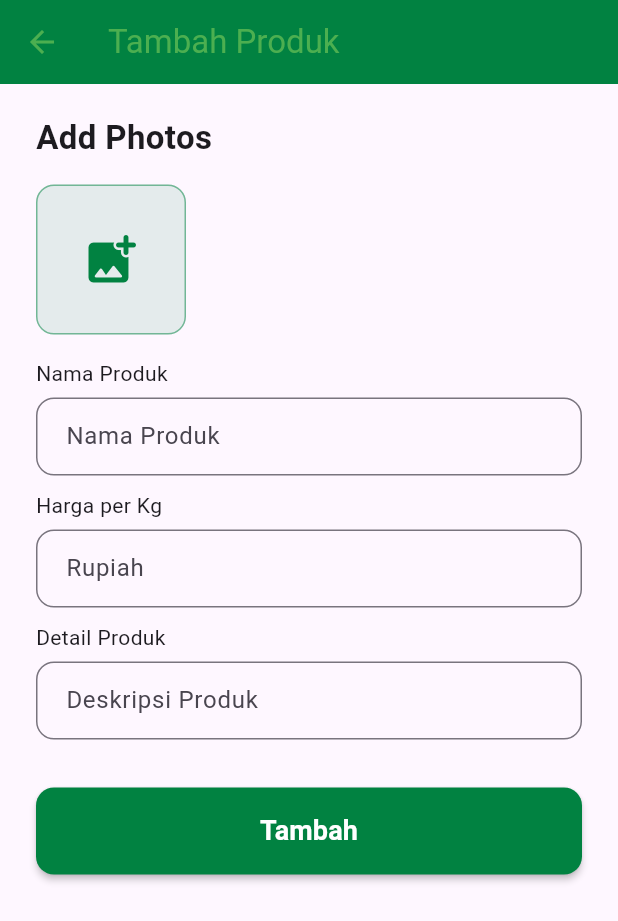
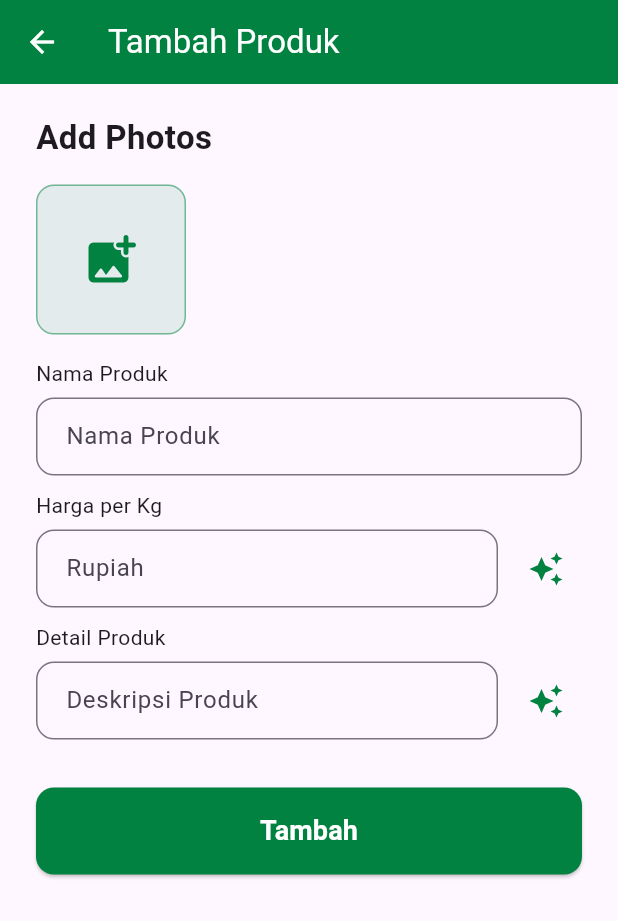
Before and after one commit to ArdhikaRizki/ProjectGemastik, a Flutter app: the addCatalogView screen opened by its route, on a phone screen of 412 x 824 dp. Shown: the top 921 px of the screen. Run offline on Flutter 3.47's test engine with Material 3 defaults, Android fonts, the light colour scheme and no system bars; our stand-ins replace carousel_slider, cloud_firestore, firebase_auth, firebase_core, flutter_dotenv, get and 2 more; missing offline and left inert: dart:ffi; accounts and stored records are empty.

Commit message:
tambah aai

```diff
--- a/lib/page_petani/add_catalog_petani/addCatalogView.dart
+++ b/lib/page_petani/add_catalog_petani/addCatalogView.dart
@@ -1,108 +1,78 @@
 import 'dart:io';
-
 import 'package:flutter/cupertino.dart';
 import 'package:flutter/material.dart';
 import 'package:get/get.dart';
-import 'package:get/get_core/src/get_main.dart';
+import 'package:image_picker/image_picker.dart';
+import 'dart:convert';
+import 'package:http/http.dart' as http;
+import 'package:firebase_auth/firebase_auth.dart';
+import 'package:flutter/services.dart' show rootBundle;
+
 import 'Add_Catalog_Controller.dart';
 
 class addCatalogView extends StatelessWidget {
   addCatalogView({Key? key}) : super(key: key);
 
-  addCatalogController controller = Get.put(addCatalogController());
+  final addCatalogController controller = Get.put(addCatalogController());
   final nameC = TextEditingController();
   final descC = TextEditingController();
   final priceC = TextEditingController();
 
   @override
   Widget build(BuildContext context) {
-    // Warna utama yang digunakan di seluruh halaman
     const Color primaryColor = Color(0xFF018241);
 
     return Scaffold(
-      // --- AppBar ---
       appBar: AppBar(
         backgroundColor: primaryColor,
-        foregroundColor: Colors.green,
-        title: const Text('Tambah Produk'), // Teks 'Profile' sesuai gambar
+        foregroundColor: Colors.white,
+        title: const Text('Tambah Produk'),
         elevation: 0,
       ),
-      // --- Body ---
       body: SingleChildScrollView(
-        // Padding untuk seluruh konten
         padding: const EdgeInsets.symmetric(horizontal: 24.0, vertical: 20.0),
         child: Column(
           crossAxisAlignment: CrossAxisAlignment.start,
           children: [
-            // --- Bagian "Add Photos" ---
-            const Text(
-              'Add Photos',
-              style: TextStyle(fontSize: 22, fontWeight: FontWeight.bold),
-            ),
+            const Text('Add Photos', style: TextStyle(fontSize: 22, fontWeight: FontWeight.bold)),
             const SizedBox(height: 16),
-            // Ikon untuk menambah foto
-            Obx(
-              () => SizedBox(
+            Obx(() => SizedBox(
               height: 100,
               child: ListView.builder(
                 scrollDirection: Axis.horizontal,
                 itemCount: controller.selectedImages.length + 1,
                 itemBuilder: (context, index) {
                   if (index == controller.selectedImages.length) {
-                      // Tombol untuk menambah gambar
                     return GestureDetector(
-                        onTap:
-                            () => _showImageSourceDialog(context, controller),
+                      onTap: () => _showImageSourceDialog(context, controller),
                       child: Container(
-                          width: 100,
-                          height: 100,
+                        width: 100, height: 100,
                         decoration: BoxDecoration(
                           color: primaryColor.withOpacity(0.1),
                           borderRadius: BorderRadius.circular(12),
-                            border: Border.all(
-                              color: primaryColor.withOpacity(0.5),
+                          border: Border.all(color: primaryColor.withOpacity(0.5)),
                         ),
-                          ),
-                          child: const Icon(
-                            Icons.add_photo_alternate_rounded,
-                            color: primaryColor,
-                            size: 40,
-                          ),
+                        child: const Icon(Icons.add_photo_alternate_rounded, color: primaryColor, size: 40),
                       ),
                     );
                   }
-                    // Pratinjau gambar yang dipilih
                   final imageFile = controller.selectedImages[index];
                   return Container(
-                      width: 100,
-                      height: 100,
+                    width: 100, height: 100,
                     margin: const EdgeInsets.only(right: 8.0),
                     child: Stack(
                       children: [
                         ClipRRect(
                           borderRadius: BorderRadius.circular(12),
-                            child: Image.file(
-                              File(imageFile.path),
-                              width: 100,
-                              height: 100,
-                              fit: BoxFit.cover,
-                            ),
+                          child: Image.file(File(imageFile.path), width: 100, height: 100, fit: BoxFit.cover),
                         ),
                         Positioned(
-                            top: 0,
-                            right: 0,
+                          top: 0, right: 0,
                           child: GestureDetector(
                             onTap: () => controller.removeImage(index),
                             child: Container(
-                                decoration: const BoxDecoration(
-                                  color: Colors.black54,
-                                  shape: BoxShape.circle,
-                                ),
-                                child: const Icon(
-                                  Icons.close,
-                                  color: Colors.white,
-                                  size: 18,
-                                ),
+                              decoration: const BoxDecoration(color: Colors.black54, shape: BoxShape.circle),
+                              child: const Icon(Icons.close, color: Colors.white, size: 18),
                             ),
                           ),
                         ),
@@ -111,63 +81,84 @@ class addCatalogView extends StatelessWidget {
                   );
                 },
               ),
-              ),
-            ),
+            )),
             const SizedBox(height: 16),
-            Text("Nama Produk"),
+            const Text("Nama Produk"),
             const SizedBox(height: 6),
-            // --- Form Input ---
-            // TextField untuk Nama Produk
             TextField(
               controller: nameC,
               decoration: InputDecoration(
                 hintText: 'Nama Produk',
-                border: OutlineInputBorder(
-                  borderRadius: BorderRadius.circular(12),
-                ),
-                contentPadding: const EdgeInsets.symmetric(
-                  horizontal: 16,
-                  vertical: 14,
-                ),
+                border: OutlineInputBorder(borderRadius: BorderRadius.circular(12)),
+                contentPadding: const EdgeInsets.symmetric(horizontal: 16, vertical: 14),
               ),
             ),
             const SizedBox(height: 10),
             const Text("Harga per Kg"),
             const SizedBox(height: 6),
-            // TextField untuk Lokasi
-            TextField(
+            Row(
+              children: [
+                Expanded(
+                  child: TextField(
                     controller: priceC,
                     keyboardType: TextInputType.number,
                     decoration: InputDecoration(
                       hintText: 'Rupiah',
-                border: OutlineInputBorder(
-                  borderRadius: BorderRadius.circular(12),
-                ),
-                contentPadding: const EdgeInsets.symmetric(
-                  horizontal: 16,
-                  vertical: 14,
+                      border: OutlineInputBorder(borderRadius: BorderRadius.circular(12)),
+                      contentPadding: const EdgeInsets.symmetric(horizontal: 16, vertical: 14),
                     ),
                   ),
                 ),
+                const SizedBox(width: 8),
+                // Bungkus IconButton dengan Obx untuk menampilkan loading
+                Obx(() => IconButton(
+                  onPressed: controller.isGeneratingAI.value ? null : () {
+                    controller.generateAIDetails(
+                      productName: nameC.text,
+                      priceController: priceC,
+                      descController: descC,
+                    );
+                  },
+                  icon: controller.isGeneratingAI.value
+                      ? const SizedBox(width: 24, height: 24, child: CircularProgressIndicator(strokeWidth: 2))
+                      : const Icon(Icons.auto_awesome, color: primaryColor),
+                  tooltip: 'Generate Harga & Deskripsi Otomatis',
+                )),
+              ],
+            ),
             const SizedBox(height: 10),
             const Text("Detail Produk"),
-            // TextField untuk Deskripsi
             const SizedBox(height: 6),
-            TextField(
+            Row(
+              children: [
+                Expanded(
+                  child: TextField(
                     controller: descC,
                     decoration: InputDecoration(
                       hintText: 'Deskripsi Produk',
-                border: OutlineInputBorder(
-                  borderRadius: BorderRadius.circular(12),
-                ),
-                contentPadding: const EdgeInsets.symmetric(
-                  horizontal: 16,
-                  vertical: 14,
+                      border: OutlineInputBorder(borderRadius: BorderRadius.circular(12)),
+                      contentPadding: const EdgeInsets.symmetric(horizontal: 16, vertical: 14),
                     ),
                   ),
                 ),
+                const SizedBox(width: 8),
+                // Bungkus IconButton dengan Obx untuk menampilkan loading
+                Obx(() => IconButton(
+                  onPressed: controller.isGeneratingAI.value ? null : () {
+                    controller.generateAIDetails(
+                      productName: nameC.text,
+                      priceController: priceC,
+                      descController: descC,
+                    );
+                  },
+                  icon: controller.isGeneratingAI.value
+                      ? const SizedBox(width: 24, height: 24, child: CircularProgressIndicator(strokeWidth: 2))
+                      : const Icon(Icons.auto_awesome, color: primaryColor),
+                  tooltip: 'Generate Harga & Deskripsi Otomatis',
+                )),
+              ],
+            ),
             const SizedBox(height: 32),
-            // --- Tombol Submit ---
             SizedBox(
               width: double.infinity,
               child: ElevatedButton(
@@ -182,15 +173,9 @@ class addCatalogView extends StatelessWidget {
                   backgroundColor: primaryColor,
                   foregroundColor: Colors.white,
                   padding: const EdgeInsets.symmetric(vertical: 16),
-                  shape: RoundedRectangleBorder(
-                    borderRadius: BorderRadius.circular(12),
+                  shape: RoundedRectangleBorder(borderRadius: BorderRadius.circular(12)),
                 ),
-                  elevation: 2,
-                ),
-                child: const Text(
-                  'Tambah',
-                  style: TextStyle(fontSize: 18, fontWeight: FontWeight.bold),
-                ),
+                child: const Text('Tambah', style: TextStyle(fontSize: 18, fontWeight: FontWeight.bold)),
               ),
             ),
           ],
@@ -199,14 +184,10 @@ class addCatalogView extends StatelessWidget {
     );
   }
 
-  Future<void> _showImageSourceDialog(
-    BuildContext context,
-    addCatalogController controller,
-  ) async {
+  Future<void> _showImageSourceDialog(BuildContext context, addCatalogController controller) async {
     await showDialog(
       context: context,
-      builder:
-          (context) => AlertDialog(
+      builder: (context) => AlertDialog(
         title: const Text("Pilih Sumber Gambar"),
         content: Column(
           mainAxisSize: MainAxisSize.min,
--- a/pubspec.yaml
+++ b/pubspec.yaml
@@ -42,6 +42,7 @@ dependencies:
   firebase_auth: ^5.6.2
   url_launcher: ^6.3.2
   intl: ^0.20.2
+  flutter_dotenv: ^5.2.1
 
 dev_dependencies:
   flutter_test:
@@ -68,7 +69,7 @@ flutter:
   # To add assets to your application, add an assets section, like this:
   assets:
     - lib/assets/icons/
-  #   - images/a_dot_burr.jpeg
+    - .env
   #   - images/a_dot_ham.jpeg
 
   # An image asset can refer to one or more resolution-specific "variants", see
```
Lines whose indentation alone changed are shown as unchanged.
